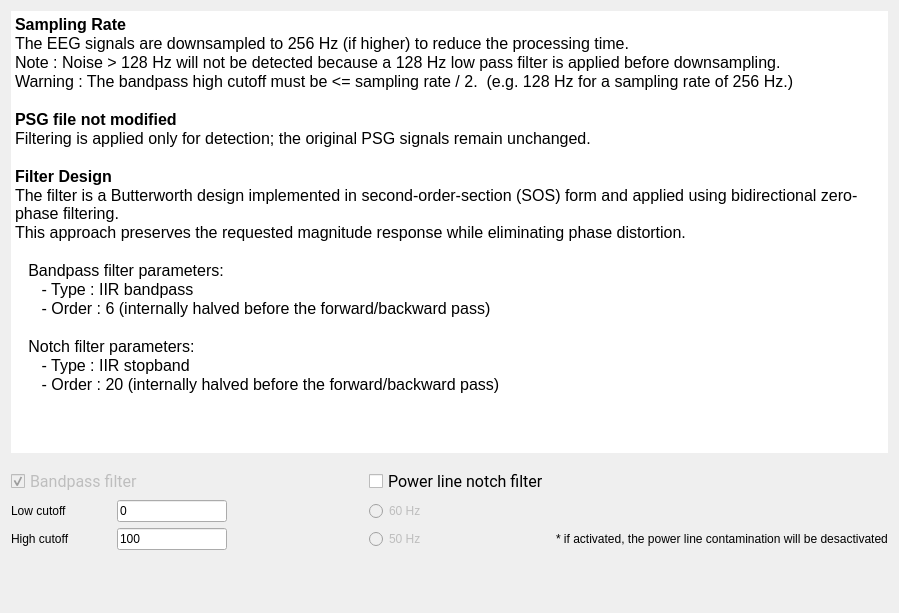
Qt form tools/CEAMSTools/DetectArtifacts/FilterSignalsStep/Ui_FilterSignalsStep.ui (SnoozToolbox/snooz-package-ceams) before a commit.
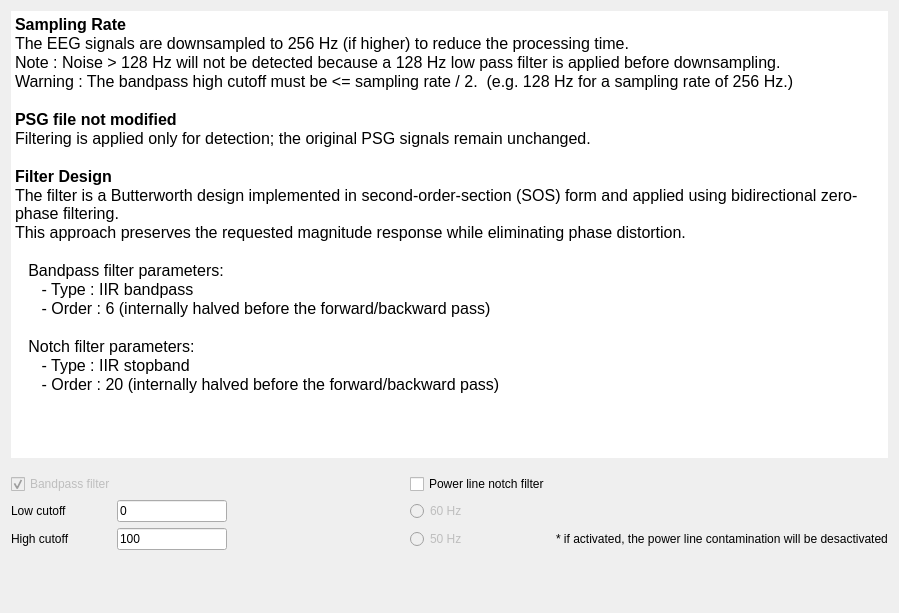
The same form after that commit.

Commit message: Font step 4: forms without fonts of their own, look kept

What changed in the file:
```diff
--- a/tools/CEAMSTools/DetectArtifacts/FilterSignalsStep/Ui_FilterSignalsStep.ui
+++ b/tools/CEAMSTools/DetectArtifacts/FilterSignalsStep/Ui_FilterSignalsStep.ui
@@ -16,9 +16,6 @@
   <property name="toolTip">
    <string/>
   </property>
-  <property name="styleSheet">
-   <string notr="true">font: 12pt &quot;Roboto&quot;;</string>
-  </property>
   <layout class="QVBoxLayout" name="verticalLayout_2">
    <item>
     <layout class="QVBoxLayout" name="verticalLayout">
@@ -49,7 +46,7 @@
 hr { height: 1px; border-width: 0; }
 li.unchecked::marker { content: &quot;\2610&quot;; }
 li.checked::marker { content: &quot;\2612&quot;; }
-&lt;/style&gt;&lt;/head&gt;&lt;body style=&quot; font-family:'Roboto'; font-size:12pt; font-weight:400; font-style:normal;&quot;&gt;
+&lt;/style&gt;&lt;/head&gt;&lt;body style=&quot; font-size:12pt; font-weight:400; font-style:normal;&quot;&gt;
 &lt;p style=&quot; margin-top:0px; margin-bottom:0px; margin-left:0px; margin-right:0px; -qt-block-indent:0; text-indent:0px;&quot;&gt;&lt;span style=&quot; font-weight:700;&quot;&gt;Sampling Rate&lt;/span&gt;&lt;/p&gt;
 &lt;p style=&quot; margin-top:0px; margin-bottom:0px; margin-left:0px; margin-right:0px; -qt-block-indent:0; text-indent:0px;&quot;&gt;The EEG signals are downsampled to 256 Hz (if higher) to reduce the processing time.&lt;/p&gt;
 &lt;p style=&quot; margin-top:0px; margin-bottom:0px; margin-left:0px; margin-right:0px; -qt-block-indent:0; text-indent:0px;&quot;&gt;Note : Noise &amp;gt; 128 Hz will not be detected because a 128 Hz low pass filter is applied before downsampling.&lt;/p&gt;
@@ -98,8 +95,6 @@
         <widget class="QCheckBox" name="notch_checkBox">
          <property name="font">
           <font>
-           <family>Roboto</family>
-           <pointsize>12</pointsize>
            <italic>false</italic>
            <bold>false</bold>
           </font>
@@ -187,8 +182,6 @@
          </property>
          <property name="font">
           <font>
-           <family>Roboto</family>
-           <pointsize>12</pointsize>
            <italic>false</italic>
            <bold>false</bold>
           </font>
```
The commit also changes 427 other files.
